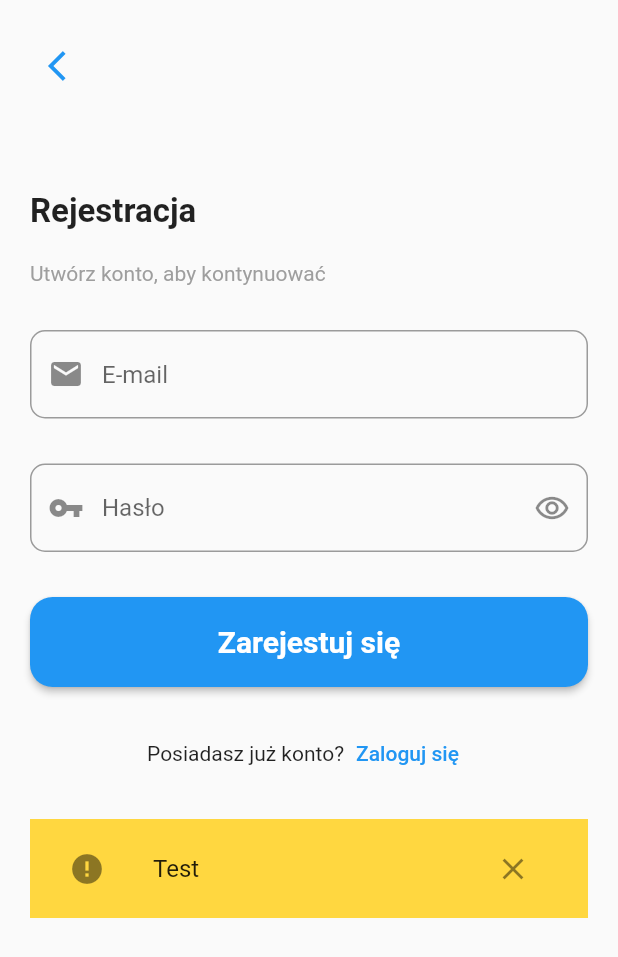
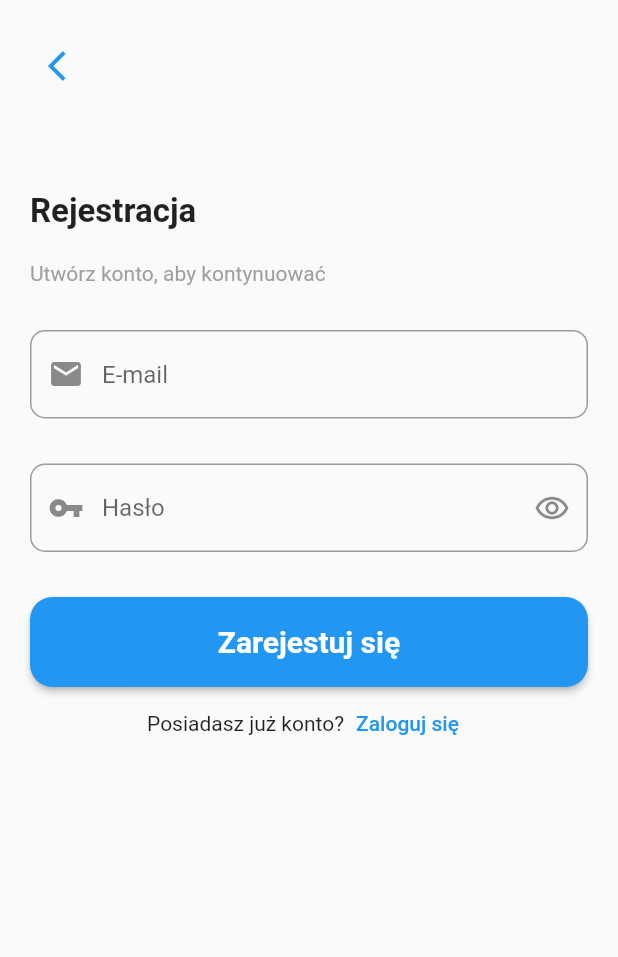
Before and after one commit to dawidsadowski/plany, a Flutter app: the screen it shows after launch, after a tap on "Zaloguj się", after a tap on "Zarejestruj się", on a phone screen of 412 x 824 dp. Shown: the top 957 px of the screen. Run offline on Flutter 3.47's test engine with Material 2 defaults, Android fonts, the phone set to English and light mode, and no system bars; our stand-ins replace cloud_firestore, firebase_auth, firebase_core, flutter_signin_button, fluttertoast, google_sign_in; missing offline and left inert: flutter_facebook_auth; accounts and stored records are empty.

Commit message:
Fix register message and message register fix

```diff
--- a/lib/screens/authentication/login.dart
+++ b/lib/screens/authentication/login.dart
@@ -81,6 +81,7 @@ class _LoginState extends State<Login> {
                         hintText: "Hasło",
                         prefixIcon: Icon(Icons.vpn_key),
                         suffixIcon: IconButton(
+                            splashColor: Colors.transparent,
                             icon: Icon(_passwordVisible
                                 ? Icons.remove_red_eye_rounded
                                 : Icons.remove_red_eye_outlined),
--- a/lib/screens/authentication/register.dart
+++ b/lib/screens/authentication/register.dart
@@ -81,6 +81,7 @@ class _RegisterState extends State<Register> {
                         hintText: "Hasło",
                         prefixIcon: Icon(Icons.vpn_key),
                         suffixIcon: IconButton(
+                            splashColor: Colors.transparent,
                             icon: Icon(_passwordVisible
                                 ? Icons.remove_red_eye_rounded
                                 : Icons.remove_red_eye_outlined),
@@ -116,14 +117,11 @@ class _RegisterState extends State<Register> {
                       ),
                       child: registerProvider.isLoading
                           ? CircularProgressIndicator(
-                        valueColor: new AlwaysStoppedAnimation<Color>(
-                          Colors.white
-                        )
-                      )
+                              valueColor: new AlwaysStoppedAnimation<Color>(
+                                  Colors.white))
                           : Text("Zarejestuj się",
                               style: TextStyle(
                                   fontSize: 20, fontWeight: FontWeight.bold))),
-                  SizedBox(height: 20),
                   Row(
                     mainAxisAlignment: MainAxisAlignment.center,
                     children: [
@@ -134,17 +132,21 @@ class _RegisterState extends State<Register> {
                     ],
                   ),
                   SizedBox(height: 20),
-                  if (registerProvider.errorMessage != null)
+                  if (registerProvider.errorMessage != "_hidden")
                     Container(
-                        padding: EdgeInsets.symmetric(horizontal: 10, vertical: 5),
+                        padding:
+                            EdgeInsets.symmetric(horizontal: 10, vertical: 5),
                         color: Colors.amberAccent,
                         child: ListTile(
                             title: Text(registerProvider.errorMessage),
                             leading: Icon(Icons.error),
                             trailing: IconButton(
                               icon: Icon(Icons.close),
-                              onPressed: () => registerProvider.setMessage(null),
-                            )))
+                              onPressed: () =>
+                                  registerProvider.setMessage(null),
+                            )
+                        )
+                    )
                 ],
               ),
             ),
--- a/lib/services/authentication/auth_services.dart
+++ b/lib/services/authentication/auth_services.dart
@@ -10,7 +10,7 @@ import 'package:google_sign_in/google_sign_in.dart';
 
 class AuthServices with ChangeNotifier {
   bool _isLoading = false;
-  String _errorMessage = "Test"; // TODO: ???
+  String _errorMessage = "_hidden"; // TODO: ???
   bool get isLoading => _isLoading;
 
   String get errorMessage => _errorMessage;
```
